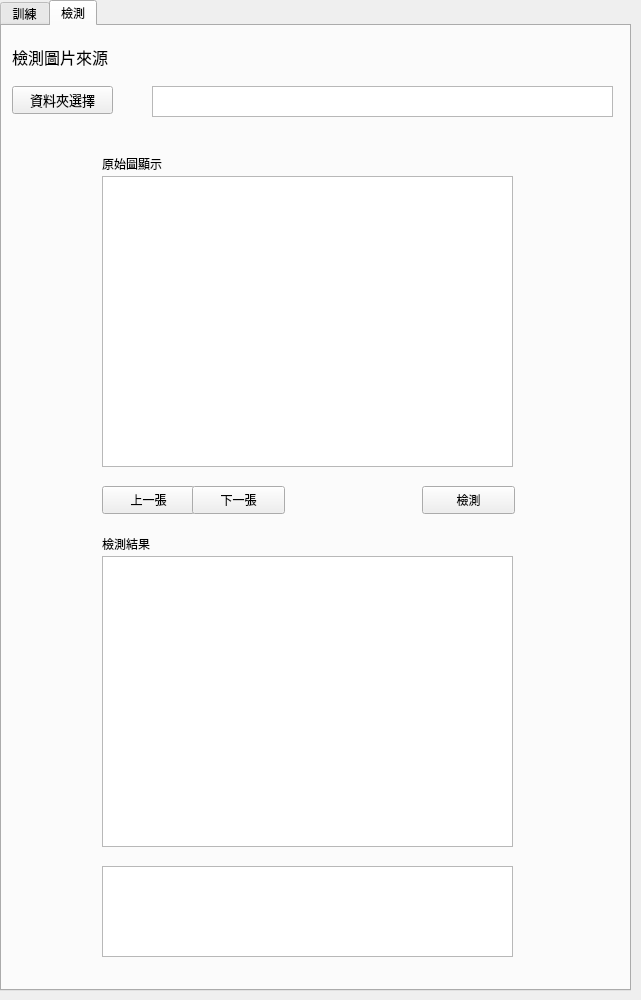
Before: the Qt Designer form AI_test3.ui in highhand31/Qt5_AI, drawn with Qt 5.
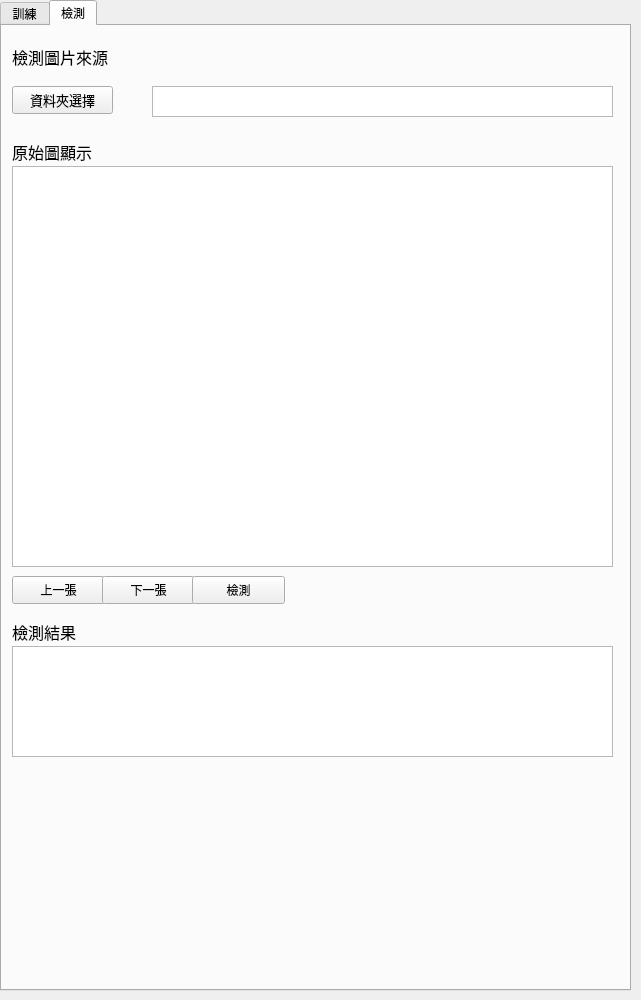
After: the same form once the commit is applied. The open tabs and pages were chosen to show the change.

What changed in the file:
```diff
--- a/AI_test3.ui
+++ b/AI_test3.ui
@@ -503,18 +503,18 @@
     <widget class="QGraphicsView" name="graphV_normal">
      <property name="geometry">
       <rect>
-       <x>100</x>
-       <y>150</y>
-       <width>411</width>
-       <height>291</height>
+       <x>10</x>
+       <y>140</y>
+       <width>601</width>
+       <height>401</height>
       </rect>
      </property>
     </widget>
     <widget class="QPushButton" name="btn_prev">
      <property name="geometry">
       <rect>
-       <x>100</x>
-       <y>460</y>
+       <x>10</x>
+       <y>550</y>
        <width>93</width>
        <height>28</height>
       </rect>
@@ -526,8 +526,8 @@
     <widget class="QPushButton" name="btn_next">
      <property name="geometry">
       <rect>
-       <x>190</x>
-       <y>460</y>
+       <x>100</x>
+       <y>550</y>
        <width>93</width>
        <height>28</height>
       </rect>
@@ -539,8 +539,8 @@
     <widget class="QPushButton" name="btn_detect">
      <property name="geometry">
       <rect>
-       <x>420</x>
-       <y>460</y>
+       <x>190</x>
+       <y>550</y>
        <width>93</width>
        <height>28</height>
       </rect>
@@ -549,25 +549,21 @@
       <string>檢測</string>
      </property>
     </widget>
-    <widget class="QGraphicsView" name="graphV_defect">
-     <property name="geometry">
-      <rect>
-       <x>100</x>
-       <y>530</y>
-       <width>411</width>
-       <height>291</height>
-      </rect>
-     </property>
-    </widget>
     <widget class="QLabel" name="label_2">
      <property name="geometry">
       <rect>
-       <x>100</x>
-       <y>510</y>
-       <width>81</width>
-       <height>16</height>
+       <x>10</x>
+       <y>590</y>
+       <width>101</width>
+       <height>31</height>
       </rect>
      </property>
+     <property name="font">
+      <font>
+       <family>Agency FB</family>
+       <pointsize>12</pointsize>
+      </font>
+     </property>
      <property name="text">
       <string>檢測結果</string>
      </property>
@@ -575,12 +571,18 @@
     <widget class="QLabel" name="label_9">
      <property name="geometry">
       <rect>
-       <x>100</x>
-       <y>130</y>
-       <width>81</width>
-       <height>16</height>
+       <x>10</x>
+       <y>110</y>
+       <width>111</width>
+       <height>31</height>
       </rect>
      </property>
+     <property name="font">
+      <font>
+       <family>Agency FB</family>
+       <pointsize>12</pointsize>
+      </font>
+     </property>
      <property name="text">
       <string>原始圖顯示</string>
      </property>
@@ -588,19 +590,25 @@
     <widget class="QTextEdit" name="textEdit_exam">
      <property name="geometry">
       <rect>
-       <x>100</x>
-       <y>840</y>
-       <width>411</width>
-       <height>91</height>
+       <x>10</x>
+       <y>620</y>
+       <width>601</width>
+       <height>111</height>
       </rect>
      </property>
+     <property name="font">
+      <font>
+       <family>微軟正黑體</family>
+       <pointsize>12</pointsize>
+      </font>
+     </property>
     </widget>
     <widget class="QLabel" name="label_exam_warn">
      <property name="geometry">
       <rect>
-       <x>290</x>
-       <y>500</y>
-       <width>221</width>
+       <x>330</x>
+       <y>560</y>
+       <width>281</width>
        <height>16</height>
       </rect>
      </property>
```
Left out of the diff: 4 changed lines with no effect on the pictures.
